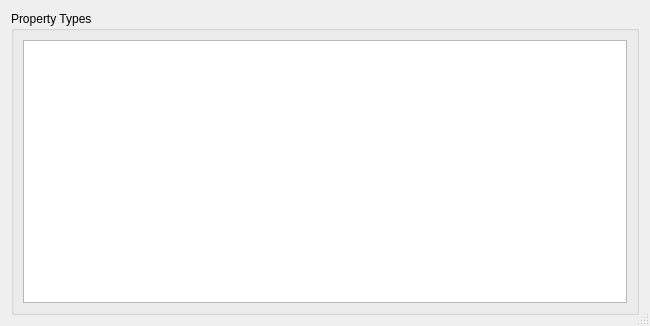
The window that src/tiled/propertytypeseditor.ui (mapeditor/tiled) describes before a commit, drawn with Qt 5.
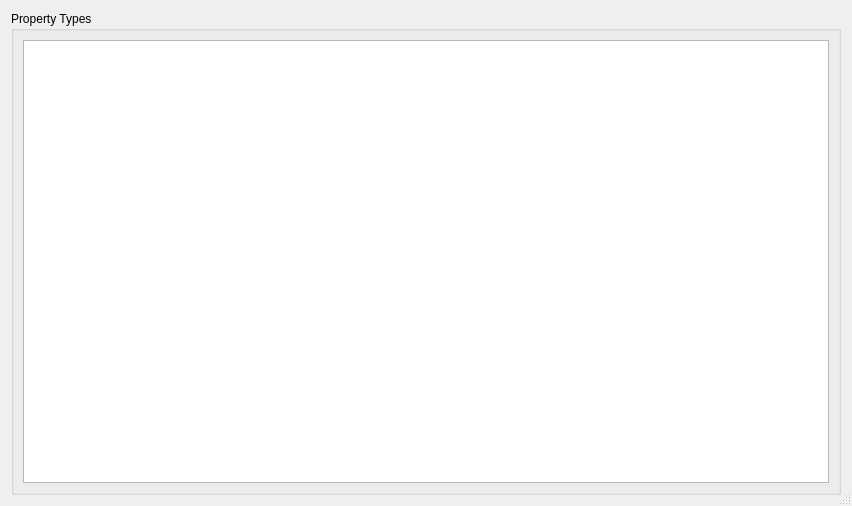
The same window after the commit.

Diff of the .ui file:
```diff
--- a/src/tiled/propertytypeseditor.ui
+++ b/src/tiled/propertytypeseditor.ui
@@ -6,8 +6,8 @@
    <rect>
     <x>0</x>
     <y>0</y>
-    <width>650</width>
-    <height>326</height>
+    <width>852</width>
+    <height>506</height>
    </rect>
   </property>
   <property name="windowTitle">
```
